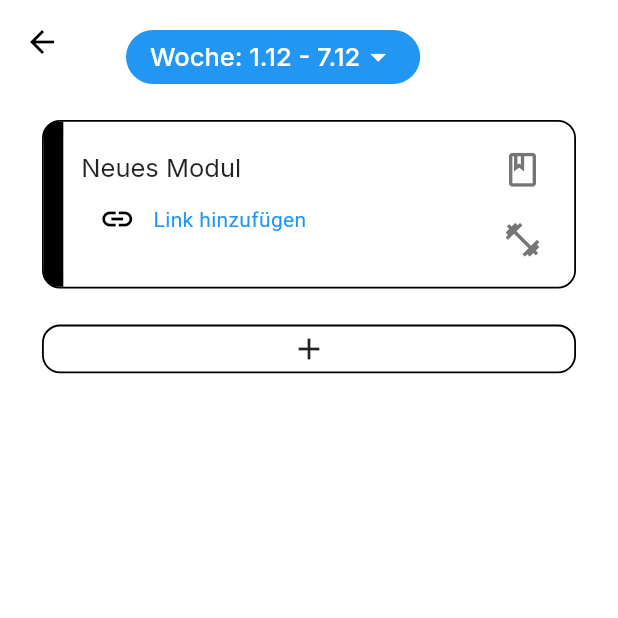
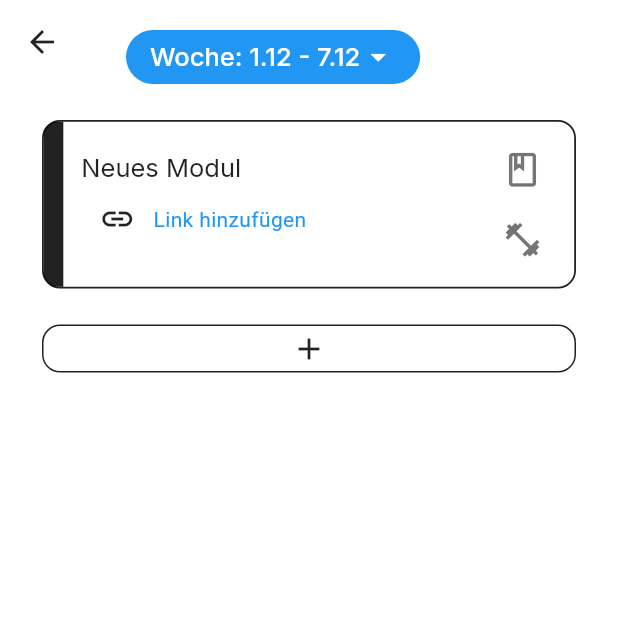
Before and after one commit to LennartKDeveloper/uni_track, a Flutter app: the HomePage screen opened directly, after a tap on the "add" icon, on a phone screen of 412 x 824 dp, the top half of it. Run offline on Flutter 3.47's test engine with Material 3 defaults, Android fonts, the phone set to English and light mode, and no system bars; drawn by our look-alikes of flutter_slidable; our stand-ins replace gap, google_fonts, hidden_drawer_menu, hive, hive_flutter, image_picker and 2 more; accounts and stored records are empty.

Commit message:
Fixed app Theming

```diff
--- a/lib/features/home/homepage.dart
+++ b/lib/features/home/homepage.dart
@@ -29,6 +29,7 @@ class _HomePageState extends State<HomePage> {
 
     return Scaffold(
       appBar: AppBar(
+        backgroundColor: Theme.of(context).scaffoldBackgroundColor,
         centerTitle: false,
         title: GestureDetector(
           onTap: () async {
@@ -55,11 +56,14 @@ class _HomePageState extends State<HomePage> {
                 Text(
                   'Woche: ${monday.day}.${monday.month} - ${sunday.day}.${sunday.month}',
                   style: Theme.of(context).textTheme.displayMedium!.copyWith(
-                    color: Colors.white,
+                    color: Theme.of(context).colorScheme.onPrimary,
                     fontWeight: FontWeight.w500,
                   ),
                 ),
-                Icon(Icons.arrow_drop_down_outlined, color: Colors.white),
+                Icon(
+                  Icons.arrow_drop_down_outlined,
+                  color: Theme.of(context).colorScheme.onPrimary,
+                ),
               ],
             ),
           ),
@@ -88,12 +92,18 @@ class _HomePageState extends State<HomePage> {
                 padding: EdgeInsets.all(3),
                 margin: EdgeInsets.symmetric(horizontal: 20, vertical: 12),
                 decoration: BoxDecoration(
-                  color: Colors.white,
+                  color: Theme.of(context).cardColor,
                   //boxShadow: [BoxShadow(blurRadius: 6, color: Colors.black12)],
-                  border: Border.all(color: Colors.black, width: 1.2),
+                  border: Border.all(
+                    color: Theme.of(context).colorScheme.onSurface,
+                    width: 1.0,
+                  ),
                   borderRadius: BorderRadius.circular(12),
                 ),
-                child: Icon(Icons.add),
+                child: Icon(
+                  Icons.add,
+                  color: Theme.of(context).iconTheme.color,
+                ),
               ),
             );
           }
--- a/lib/features/home/utils/fancy_checkbox.dart
+++ b/lib/features/home/utils/fancy_checkbox.dart
@@ -119,7 +119,7 @@ class _FancyCheckboxState extends State<FancyCheckbox>
                   width: 2.0,
                 ),
               ),
-              // HIER IST DIE ÄNDERUNG:
+
               child: widget.isChecked
                   ? Center(
                       child: CustomPaint(
@@ -134,7 +134,7 @@ class _FancyCheckboxState extends State<FancyCheckbox>
                   : Icon(
                       widget.icon,
                       color: widget.inactiveBorderColor,
-                      // Icon-Größe relativ zur Container-Größe (z.B. 50%)
+
                       size: widget.size * 0.9,
                     ),
             ),
--- a/lib/features/home/utils/modul_card.dart
+++ b/lib/features/home/utils/modul_card.dart
@@ -71,15 +71,7 @@ class _WeeklyModuleCardState extends State<WeeklyModuleCard> {
 
   @override
   Widget build(BuildContext context) {
-    // ignore: unused_local_variable
-    Color importanceColor;
-    if (widget.wm.importance == 1) {
-      importanceColor = Colors.red;
-    } else if (widget.wm.importance == 2) {
-      importanceColor = Colors.orange;
-    } else {
-      importanceColor = Colors.green;
-    }
+    // choose importance color but prefer theme-aware colors
 
     double heightFactor;
     if (widget.wm.importance == 1) {
@@ -103,16 +95,19 @@ class _WeeklyModuleCardState extends State<WeeklyModuleCard> {
               icon: Icons.delete_outlined,
               label: "Delete",
               spacing: 10,
-              backgroundColor: const Color.fromARGB(255, 181, 1, 1),
+              backgroundColor: Theme.of(context).colorScheme.error,
             ),
           ],
         ),
         child: Container(
           key: widget.key,
           decoration: BoxDecoration(
-            color: Colors.white,
+            color: Theme.of(context).scaffoldBackgroundColor,
             //boxShadow: [BoxShadow(blurRadius: 6, color: Colors.black12)],
-            border: Border.all(color: Colors.black, width: 1.2),
+            border: Border.all(
+              color: Theme.of(context).colorScheme.onSurface,
+              width: 1.2,
+            ),
             borderRadius: BorderRadius.circular(12),
           ),
           // Wrap Row in IntrinsicHeight so the left stripe matches the content height
@@ -125,7 +120,7 @@ class _WeeklyModuleCardState extends State<WeeklyModuleCard> {
                   child: Stack(
                     alignment: AlignmentDirectional.bottomCenter,
                     children: [
-                      Container(color: Colors.grey[200]),
+                      Container(color: Theme.of(context).colorScheme.surface),
                       SizedBox(
                         width: 13,
                         child: FractionallySizedBox(
@@ -141,7 +136,7 @@ class _WeeklyModuleCardState extends State<WeeklyModuleCard> {
                                     : Radius.circular(0),
                                 bottomLeft: Radius.circular(9),
                               ),
-                              color: Colors.black,
+                              color: Theme.of(context).colorScheme.onSurface,
                             ),
                           ),
                         ),
@@ -180,7 +175,9 @@ class _WeeklyModuleCardState extends State<WeeklyModuleCard> {
                                       decoration: InputDecoration(
                                         focusedBorder: UnderlineInputBorder(
                                           borderSide: BorderSide(
-                                            color: Colors.black,
+                                            color: Theme.of(
+                                              context,
+                                            ).colorScheme.primary,
                                             width: 1.2,
                                           ), // 👈 Fokusfarbe
                                         ),
@@ -234,11 +231,17 @@ class _WeeklyModuleCardState extends State<WeeklyModuleCard> {
                                         setState(() => editingLink = false);
                                         widget.onLinkChanged(val);
                                       },
-                                      style: TextStyle(color: Colors.blue),
+                                      style: TextStyle(
+                                        color: Theme.of(
+                                          context,
+                                        ).colorScheme.primary,
+                                      ),
                                       decoration: InputDecoration(
                                         focusedBorder: UnderlineInputBorder(
                                           borderSide: BorderSide(
-                                            color: Colors.blue,
+                                            color: Theme.of(
+                                              context,
+                                            ).colorScheme.primary,
                                             width: 1.2,
                                           ),
                                         ),
@@ -255,7 +258,11 @@ class _WeeklyModuleCardState extends State<WeeklyModuleCard> {
                                         linkController.text.isEmpty
                                             ? 'Link hinzufügen'
                                             : linkController.text,
-                                        style: TextStyle(color: Colors.blue),
+                                        style: TextStyle(
+                                          color: Theme.of(
+                                            context,
+                                          ).colorScheme.primary,
+                                        ),
                                       ),
                                     ),
                             ),
@@ -281,12 +288,18 @@ class _WeeklyModuleCardState extends State<WeeklyModuleCard> {
                         inactiveBorderColor: Theme.of(
                           context,
                         ).colorScheme.secondary,
+                        checkColor: Theme.of(
+                          context,
+                        ).colorScheme.inverseSurface,
                         size: 30,
                       ),
 
                       FancyCheckbox(
                         icon: Icons.fitness_center_outlined,
                         isChecked: widget.wm.isTaskCompleted,
+                        checkColor: Theme.of(
+                          context,
+                        ).colorScheme.inverseSurface,
                         onChanged: (value) =>
                             widget.onTaskCompletedChanged(value),
                         activeColor: Theme.of(context).colorScheme.primary,
--- a/lib/features/settings/settings_page.dart
+++ b/lib/features/settings/settings_page.dart
@@ -50,7 +50,7 @@ class _SettingsPageState extends State<SettingsPage> {
   @override
   Widget build(BuildContext context) {
     return Scaffold(
-      backgroundColor: Theme.of(context).colorScheme.surface,
+      backgroundColor: Theme.of(context).scaffoldBackgroundColor,
       body: SafeArea(
         child: ListView(
           padding: EdgeInsets.all(24),
--- a/lib/features/settings/utils/settings_group.dart
+++ b/lib/features/settings/utils/settings_group.dart
@@ -36,7 +36,7 @@ class SettingsGroup extends StatelessWidget {
         // Inhalte
         Container(
           decoration: BoxDecoration(
-            color: Theme.of(context).cardColor,
+            color: Theme.of(context).scaffoldBackgroundColor,
             borderRadius: BorderRadius.circular(8),
             // boxShadow: [
             //   BoxShadow(
--- a/lib/features/settings/utils/simple_settings_tile.dart
+++ b/lib/features/settings/utils/simple_settings_tile.dart
@@ -24,7 +24,7 @@ class SimpleSettingTile extends StatelessWidget {
       child: Container(
         padding: const EdgeInsets.symmetric(horizontal: 16, vertical: 12),
         decoration: BoxDecoration(
-          color: Theme.of(context).cardColor,
+          color: Colors.transparent,
           borderRadius: BorderRadius.circular(8),
         ),
         child: Row(
--- a/lib/features/settings/utils/switchable_icon_widget.dart
+++ b/lib/features/settings/utils/switchable_icon_widget.dart
@@ -20,13 +20,13 @@ class SwitchableIconWidget extends StatelessWidget {
       return Container(
         padding: EdgeInsets.all(6),
         decoration: BoxDecoration(shape: BoxShape.circle, color: color),
-        child: Icon(icon, color: Colors.white),
+        child: Icon(icon, color: Theme.of(context).colorScheme.onPrimary),
       );
     } else {
       return Container(
         padding: EdgeInsets.all(6),
         decoration: BoxDecoration(shape: BoxShape.circle, color: color),
-        child: Icon(icon2, color: Colors.white),
+        child: Icon(icon2, color: Theme.of(context).colorScheme.onPrimary),
       );
     }
   }
--- a/lib/themes/dark_theme.dart
+++ b/lib/themes/dark_theme.dart
@@ -1,30 +1,40 @@
 import 'package:flutter/material.dart';
 import 'package:google_fonts/google_fonts.dart';
 
-ThemeData darkTheme = ThemeData(
-  primaryColor: Colors.white,
-  scaffoldBackgroundColor: Colors.black, //
+final ThemeData darkTheme = ThemeData(
+  brightness: Brightness.dark,
+  primaryColor: Colors.blue.shade200,
+  scaffoldBackgroundColor: const Color(0xFF0B0D0F),
+  canvasColor: Colors.grey.shade900,
 
   colorScheme: ColorScheme.dark(
-    primary: Colors.blue.shade200, //
-    secondary: Colors.grey.shade900,
+    primary: Colors.blue.shade200,
+    secondary: Colors.teal.shade200,
+    surface: const Color(0xFF111315),
+    onPrimary: Colors.black87,
+    onSurface: Colors.white70,
+    error: Colors.redAccent.shade200,
     shadow: Colors.black,
+    inverseSurface: Colors.grey.shade300,
   ),
+
+  cardColor: const Color(0xFF121416),
+
   textTheme: TextTheme(
     displayMedium: GoogleFonts.inter(
       fontSize: 18,
       fontWeight: FontWeight.w500,
-      color: Colors.black87,
+      color: Colors.white70,
     ),
     displayLarge: GoogleFonts.inter(
       fontSize: 20,
       fontWeight: FontWeight.w500,
-      color: Colors.black87,
+      color: Colors.white,
     ),
     labelMedium: GoogleFonts.inter(
       fontSize: 14,
       fontWeight: FontWeight.w400,
-      color: Colors.grey.shade600,
+      color: Colors.white60,
     ),
   ),
 );
--- a/lib/themes/light_theme.dart
+++ b/lib/themes/light_theme.dart
@@ -2,14 +2,24 @@ import 'package:flutter/material.dart';
 import 'package:google_fonts/google_fonts.dart';
 
 final lightTheme = ThemeData(
+  brightness: Brightness.light,
   primaryColor: Colors.teal,
   scaffoldBackgroundColor: Colors.white,
+  canvasColor: Colors.blue,
 
   colorScheme: ColorScheme.light(
     primary: Colors.blue,
     secondary: Colors.grey.shade600,
+    surface: Colors.white,
+    onPrimary: Colors.white,
+    onSurface: Colors.black87,
+    error: Colors.red.shade700,
     shadow: Colors.black.withOpacity(0.5),
+    inverseSurface: Colors.white,
   ),
+
+  cardColor: Colors.white,
+
   textTheme: TextTheme(
     displayMedium: GoogleFonts.inter(
       fontSize: 17,
```
Also changed, not shown: lib/features/calendar/calendar_page.dart (+62 -31 lines), lib/features/documents/ducuments_page.dart (+8 -5 lines), lib/features/documents/utils/full_screen_page.dart (+9 -4 lines), lib/features/settings/utils/data_download_alert.dart (+16 -9 lines), lib/shared/error_alert.dart (+6 -2 lines), lib/shared/hidden_drawer.dart (+59 -73 lines).
